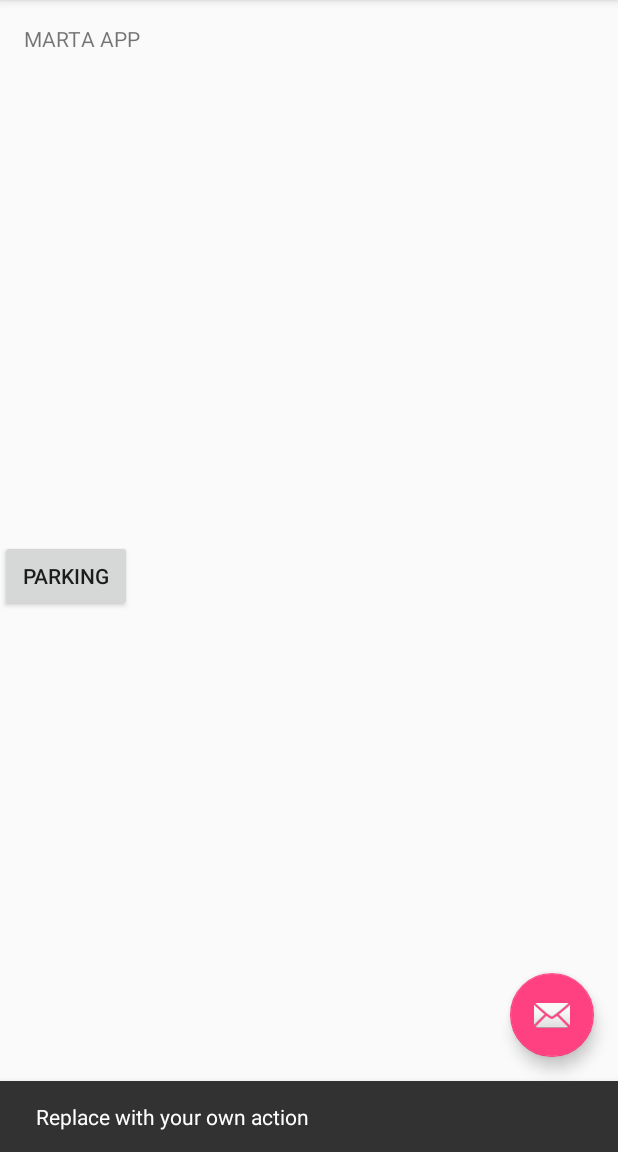
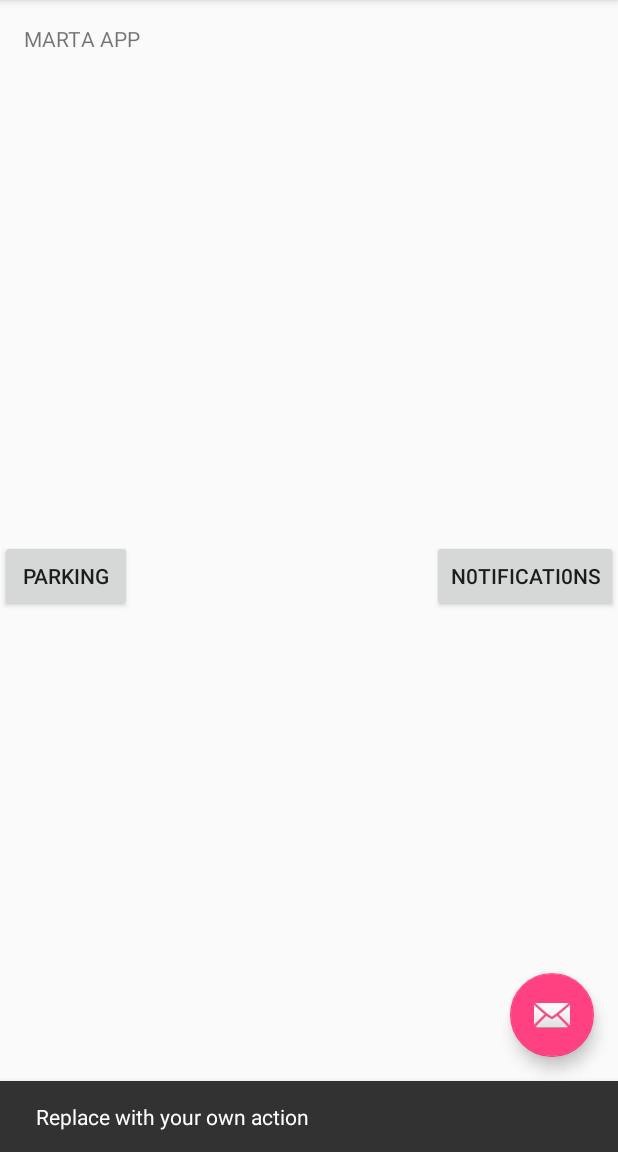
Before and after one commit to IrrelevantMagician111/sMARTAHack2017, an Android app: the screen it shows after launch (MainActivity), after a tap on an icon or button, on a phone screen of 412 x 824 dp, the part 84-1236 px from its top. Run offline under Robolectric (Android 15) with nearby library versions, the phone set to English and light mode, and no system bars.

Commit message:
add ntificatins

```diff
--- a/app/src/main/res/layout/activity_main.xml
+++ b/app/src/main/res/layout/activity_main.xml
@@ -42,5 +42,13 @@
         app:layout_anchorGravity="center_vertical|left"
         android:layout_gravity="center_vertical|center_horizontal"
         android:onClick="buttonClicked"/>
-
+    <Button
+        android:text="N0tificati0ns"
+        android:layout_width="wrap_content"
+        android:layout_height="wrap_content"
+        android:id="@+id/button2"
+        app:layout_anchor="@+id/include"
+        app:layout_anchorGravity="center_vertical|right"
+        android:layout_gravity="center_vertical|center_horizontal"
+        android:onClick="n0tificati0nClicked"/>
 </android.support.design.widget.CoordinatorLayout>
```
